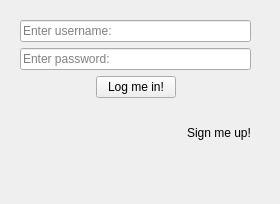
First picture: the form in client-side/windows/login/login.ui, repository losimen/TCP_SecureChat, before the edit.
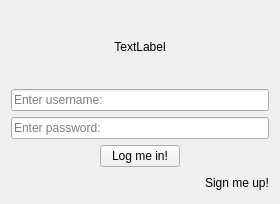
Second picture: the form after the edit. Custom widgets are drawn as their Qt base class.

```diff
--- a/client-side/windows/login/login.ui
+++ b/client-side/windows/login/login.ui
@@ -13,15 +13,21 @@
   <property name="windowTitle">
    <string>Form</string>
   </property>
-  <widget class="QWidget" name="layoutWidget">
-   <property name="geometry">
-    <rect>
-     <x>20</x>
-     <y>20</y>
-     <width>231</width>
-     <height>141</height>
-    </rect>
-   </property>
+  <layout class="QVBoxLayout" name="verticalLayout_2">
+   <item>
+    <widget class="QLabel" name="label_error">
+     <property name="text">
+      <string>TextLabel</string>
+     </property>
+     <property name="alignment">
+      <set>Qt::AlignCenter</set>
+     </property>
+     <property name="wordWrap">
+      <bool>true</bool>
+     </property>
+    </widget>
+   </item>
+   <item>
    <layout class="QVBoxLayout" name="verticalLayout">
     <item>
      <widget class="QLineEdit" name="lineEdit_username">
@@ -108,7 +114,8 @@
      </layout>
     </item>
    </layout>
-  </widget>
+   </item>
+  </layout>
  </widget>
  <customwidgets>
   <customwidget>
```
Lines whose indentation alone changed are shown as unchanged.
